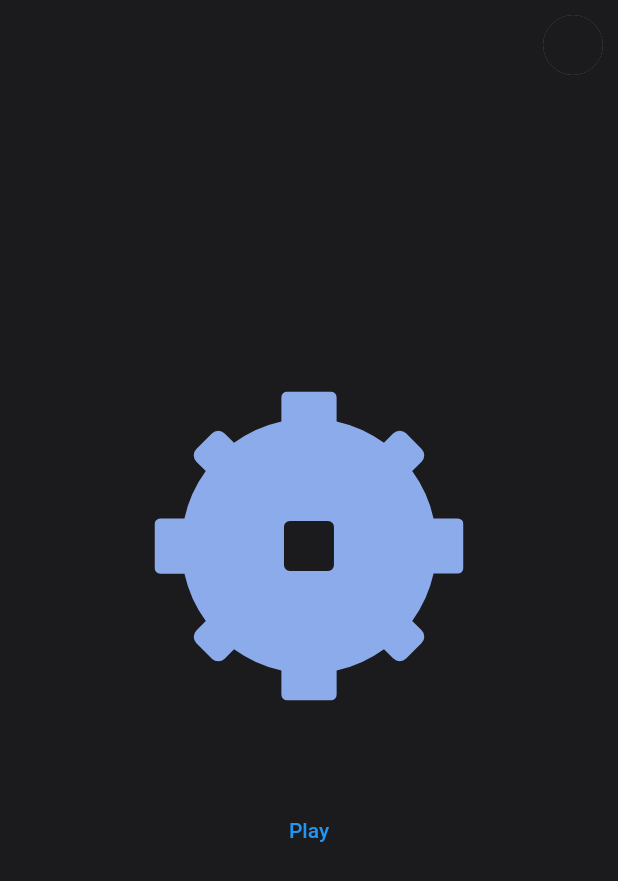
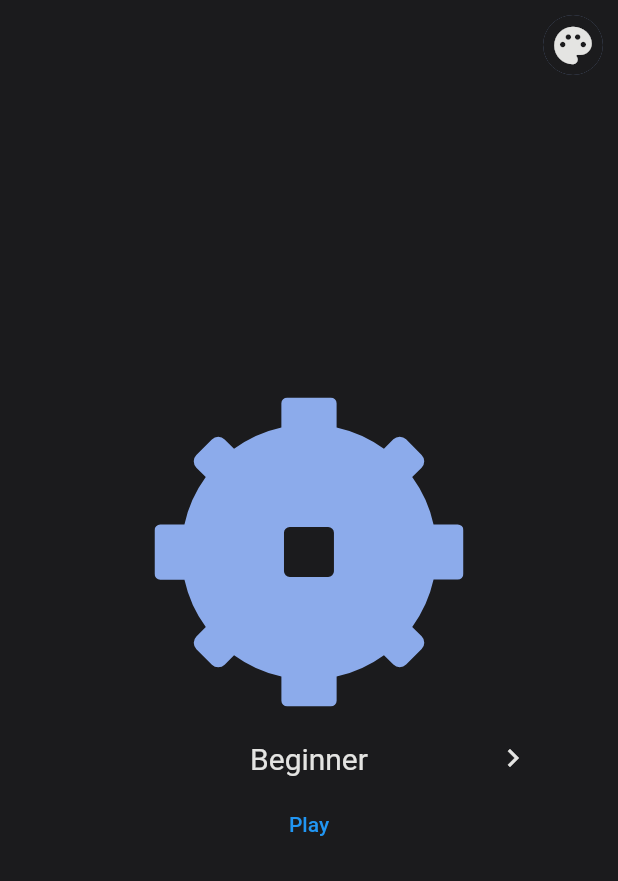
Before and after one commit to alessandro-stella/minesweeper-mobile, a Flutter app: the screen it shows after launch, on a phone screen of 412 x 824 dp. Shown: the top 881 px of the screen. Run offline on Flutter 3.47's test engine with Material 2 defaults, Android fonts, the phone set to English and light mode, and no system bars; our stand-ins replace flutter_svg; missing offline and left inert: invert_colors.

Commit message:
Styling icon buttons

```diff
--- /dev/null
+++ b/lib/custom_button.dart
@@ -0,0 +1,54 @@
+import 'package:flutter/material.dart';
+import 'package:minesweeper/palette.dart';
+
+class CustomButton extends StatefulWidget {
+  final String text;
+  final PaletteColor currentPalette;
+  final Function onPressed;
+
+  const CustomButton(
+      {super.key,
+      required this.text,
+      required this.currentPalette,
+      required this.onPressed});
+
+  @override
+  State<CustomButton> createState() => _CustomButtonState();
+}
+
+class _CustomButtonState extends State<CustomButton> {
+  bool isPressed = false;
+
+  void _handleTapDown() {
+    widget.onPressed();
+
+    setState(() {
+      isPressed = true;
+    });
+  }
+
+  void _handleTapUp() {
+    setState(() {
+      isPressed = false;
+    });
+  }
+
+  @override
+  Widget build(BuildContext context) {
+    Color buttonColor =
+        isPressed ? widget.currentPalette.mainColor : Colors.transparent;
+
+    return GestureDetector(
+      onTapDown: (_) => _handleTapDown(),
+      onTapUp: (_) => _handleTapUp(),
+      child: AnimatedContainer(
+          duration: const Duration(milliseconds: 200),
+          decoration: BoxDecoration(
+            color: buttonColor,
+            borderRadius: BorderRadius.circular(8.0),
+          ),
+          child: Padding(
+              padding: const EdgeInsets.all(8.0), child: Text(widget.text))),
+    );
+  }
+}
--- /dev/null
+++ b/lib/custom_icon.dart
@@ -0,0 +1,61 @@
+import 'package:flutter/material.dart';
+import 'package:minesweeper/palette.dart';
+
+class CustomIcon extends StatefulWidget {
+  final IconData icon;
+  final PaletteColor currentPalette;
+  final Function onPressed;
+
+  const CustomIcon(
+      {super.key,
+      required this.icon,
+      required this.currentPalette,
+      required this.onPressed});
+
+  @override
+  State<CustomIcon> createState() => _CustomIconState();
+}
+
+class _CustomIconState extends State<CustomIcon> {
+  bool isPressed = false;
+
+  void _handleTapDown() {
+    widget.onPressed();
+
+    setState(() {
+      isPressed = true;
+    });
+  }
+
+  void _handleTapUp() {
+    setState(() {
+      isPressed = false;
+    });
+  }
+
+  @override
+  Widget build(BuildContext context) {
+    Color buttonColor =
+        isPressed ? widget.currentPalette.mainColor : Colors.transparent;
+
+    return GestureDetector(
+      onTapDown: (_) => _handleTapDown(),
+      onTapUp: (_) => _handleTapUp(),
+      child: AnimatedContainer(
+          duration: const Duration(milliseconds: 200),
+          decoration: BoxDecoration(
+            color: buttonColor,
+            shape: BoxShape.circle,
+          ),
+          child: Padding(
+            padding: const EdgeInsets.all(8.0),
+            child: Icon(
+              widget.icon,
+              color: isPressed
+                  ? widget.currentPalette.backgroundColor
+                  : widget.currentPalette.invertedColor,
+            ),
+          )),
+    );
+  }
+}
--- a/lib/home/difficulty_selector.dart
+++ b/lib/home/difficulty_selector.dart
@@ -1,5 +1,6 @@
 import 'package:flutter/material.dart';
 import 'package:invert_colors/invert_colors.dart';
+import 'package:minesweeper/custom_icon.dart';
 import 'package:minesweeper/home/difficulties.dart';
 import 'package:minesweeper/palette.dart';
 
@@ -50,7 +51,6 @@ class _DifficultySelectorState extends State<DifficultySelector> {
   Widget build(BuildContext context) {
     return Padding(
       padding: const EdgeInsets.symmetric(horizontal: 50.0),
-      child: InvertColors(
       child: Row(
         mainAxisSize: MainAxisSize.min,
         mainAxisAlignment: MainAxisAlignment.center,
@@ -58,10 +58,10 @@ class _DifficultySelectorState extends State<DifficultySelector> {
           AnimatedOpacity(
             duration: const Duration(milliseconds: 200),
             opacity: _currentIndex != 0 ? 1 : 0,
-              child: IconButton(
-                icon: const Icon(Icons.navigate_before),
+            child: CustomIcon(
+              currentPalette: widget.currentPalette,
               onPressed: _previousDifficulty,
-                color: widget.currentPalette.backgroundColor,
+              icon: Icons.navigate_before,
             ),
           ),
           Expanded(
@@ -75,7 +75,8 @@ class _DifficultySelectorState extends State<DifficultySelector> {
                     difficulties[index].name,
                     style: TextStyle(
                       fontSize: 20,
-                          color: widget.currentPalette.backgroundColor),
+                      color: widget.currentPalette.invertedColor,
+                    ),
                   ),
                 ),
               ),
@@ -84,13 +85,13 @@ class _DifficultySelectorState extends State<DifficultySelector> {
           AnimatedOpacity(
             duration: const Duration(milliseconds: 200),
             opacity: _currentIndex != widget.difficulties.length - 1 ? 1 : 0,
-              child: IconButton(
-                  icon: const Icon(Icons.navigate_next),
+            child: CustomIcon(
+              currentPalette: widget.currentPalette,
               onPressed: _nextDifficulty,
-                  color: widget.currentPalette.backgroundColor),
+              icon: Icons.navigate_next,
+            ),
           ),
         ],
-        ),
       ),
     );
   }
--- a/lib/home/home_page.dart
+++ b/lib/home/home_page.dart
@@ -61,8 +61,9 @@ class _HomePageState extends State<HomePage> {
                   difficulties: difficulties.map((e) => e.name).toList(),
                   updateDifficulty: updateDifficulty),
               TextButton(
-                  onPressed: () => print(difficulties[selectedDifficulty].name),
-                  child: const Text("Play")),
+                onPressed: () => print(difficulties[selectedDifficulty].name),
+                child: const Text("Play"),
+              ),
             ],
           ),
         ]),
--- a/lib/palette.dart
+++ b/lib/palette.dart
@@ -3,19 +3,60 @@ import 'package:flutter/material.dart';
 class PaletteColor {
   final Color mainColor;
   final Color backgroundColor;
+  final Color invertedColor;
 
-  PaletteColor(this.mainColor, this.backgroundColor);
+  PaletteColor(this.mainColor, this.backgroundColor, this.invertedColor);
 }
 
 List<PaletteColor> palette = [
-  PaletteColor(const Color(0xFF8cabeb), const Color(0xFF1b1b1d)),
-  PaletteColor(const Color(0xFF988c62), const Color(0xFF191919)),
-  PaletteColor(const Color(0xFF41a2cd), const Color(0xFF0d161d)),
-  PaletteColor(const Color(0xFF359734), const Color(0xFF111111)),
-  PaletteColor(const Color(0xFFb63462), const Color(0xFF1b1b1b)),
-  PaletteColor(const Color(0xFFd77f37), const Color(0xFF333333)),
-  PaletteColor(const Color(0xFFafc99c), const Color(0xFF373c36)),
-  PaletteColor(const Color(0xFF7fabc6), const Color(0xFFf9f9f9)),
-  PaletteColor(const Color(0xFFd7999e), const Color(0xFFf9f9f9)),
-  PaletteColor(const Color(0xFF988c62), const Color(0xFFf9f9f9)),
+  PaletteColor(
+    const Color(0xFF8cabeb),
+    const Color(0xFF1b1b1d),
+    const Color(0xFFe4e4e2),
+  ),
+  PaletteColor(
+    const Color(0xFF988c62),
+    const Color(0xFF191919),
+    const Color(0xFFe6e6e6),
+  ),
+  PaletteColor(
+    const Color(0xFF41a2cd),
+    const Color(0xFF0d161d),
+    const Color(0xFFf2e9e2),
+  ),
+  PaletteColor(
+    const Color(0xFF359734),
+    const Color(0xFF111111),
+    const Color(0xFFeeeeee),
+  ),
+  PaletteColor(
+    const Color(0xFFb63462),
+    const Color(0xFF1b1b1b),
+    const Color(0xFFe4e4e4),
+  ),
+  PaletteColor(
+    const Color(0xFFd77f37),
+    const Color(0xFF333333),
+    const Color(0xFFcccccc),
+  ),
+  PaletteColor(
+    const Color(0xFFafc99c),
+    const Color(0xFF373c36),
+    const Color(0xFFc8c3c9),
+  ),
+  PaletteColor(
+    const Color(0xFF7fabc6),
+    const Color(0xFFf9f9f9),
+    const Color(0xFF060606),
+  ),
+  PaletteColor(
+    const Color(0xFFd7999e),
+    const Color(0xFFf9f9f9),
+    const Color(0xFF060606),
+  ),
+  PaletteColor(
+    const Color(0xFF988c62),
+    const Color(0xFFf9f9f9),
+    const Color(0xFF060606),
+  ),
 ];
--- a/lib/palette_selector.dart
+++ b/lib/palette_selector.dart
@@ -1,5 +1,4 @@
 import 'package:flutter/material.dart';
-import 'package:invert_colors/invert_colors.dart';
 import 'package:minesweeper/palette.dart';
 
 class PaletteSelector extends StatefulWidget {
@@ -74,7 +73,7 @@ class _PaletteSelectorState extends State<PaletteSelector> {
                 decoration: BoxDecoration(
                     border: Border.all(
                         width: 1, color: widget.currentPalette.mainColor),
-                    borderRadius: const BorderRadius.all(Radius.circular(20))),
+                    borderRadius: BorderRadius.circular(20)),
               ),
             )),
         Positioned(
@@ -85,9 +84,7 @@ class _PaletteSelectorState extends State<PaletteSelector> {
               color: isExpanded
                   ? widget.currentPalette.mainColor
                   : widget.currentPalette.backgroundColor,
-              borderRadius: const BorderRadius.all(
-                Radius.circular(20),
-              ),
+              borderRadius: BorderRadius.circular(20),
             ),
             child: GestureDetector(
               onTap: toggleExpansion,
@@ -104,17 +101,15 @@ class _PaletteSelectorState extends State<PaletteSelector> {
                           color: widget.currentPalette.backgroundColor,
                         ),
                       ),
-                      InvertColors(
-                        child: AnimatedOpacity(
+                      AnimatedOpacity(
                         duration: const Duration(milliseconds: 300),
                         opacity: isExpanded ? 0 : 1,
                         child: Icon(
                           Icons.palette,
                           size: 30,
-                            color: widget.currentPalette.backgroundColor,
+                          color: widget.currentPalette.invertedColor,
                         ),
                       ),
-                      )
                     ],
                   )),
             ),
```
Lines whose indentation alone changed are shown as unchanged.
